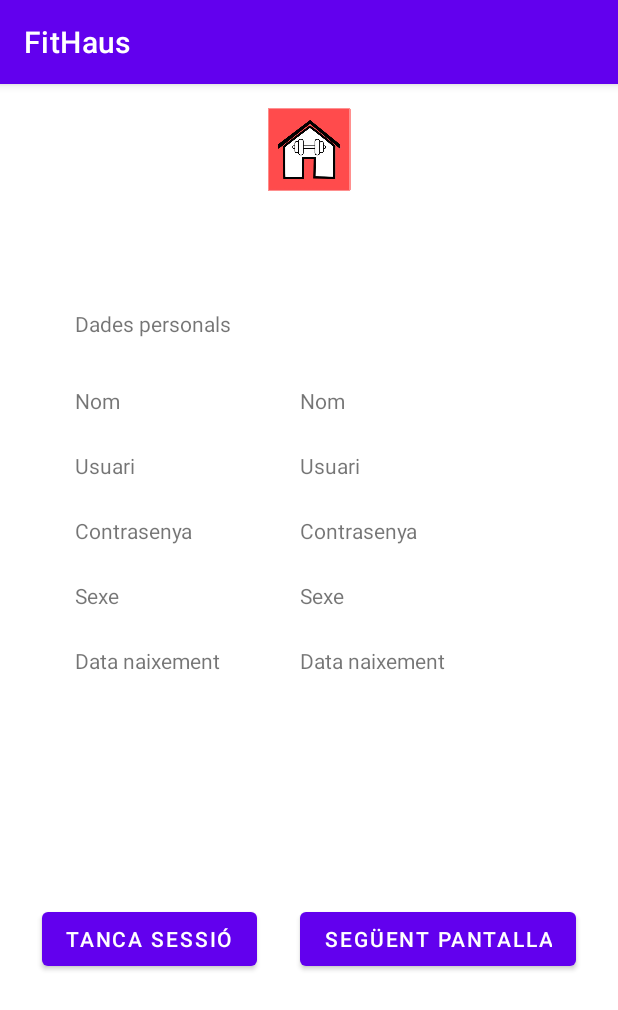
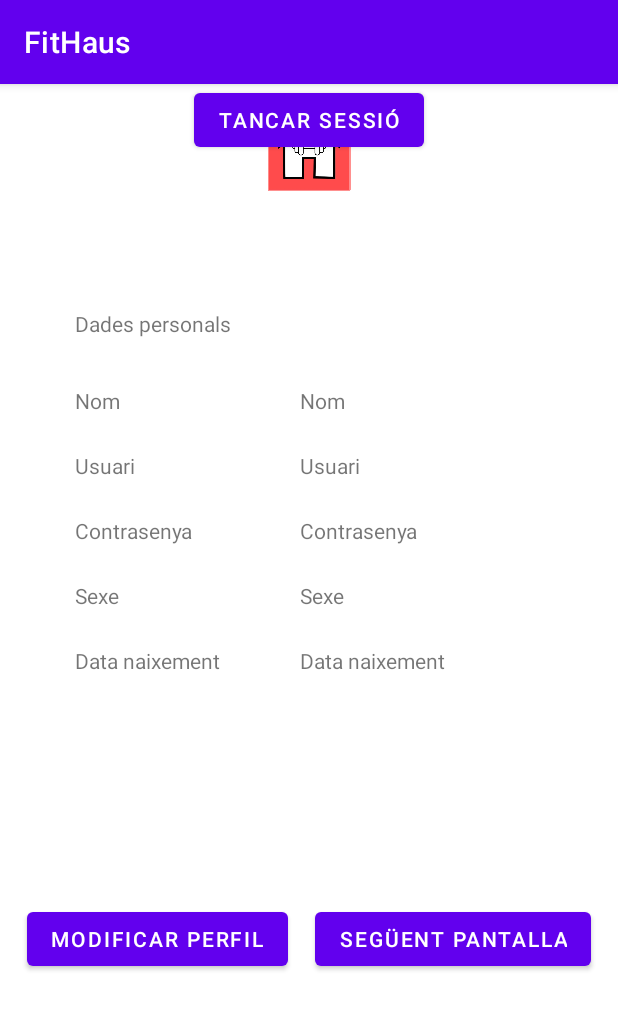
Before and after one commit to sergiii24/PES_FitHaus, an Android app: the screen it shows after launch (ConsultarPerfilActivity), on a phone screen of 412 x 824 dp. Shown: the top 1010 px of the screen. Run offline under Robolectric (Android 15) with nearby library versions, the phone set to English and light mode, and no system bars.

Commit message:
Segona versió de les 3 pantalles

```diff
--- a/app/src/main/res/layout/activity_consultar_perfil.xml
+++ b/app/src/main/res/layout/activity_consultar_perfil.xml
@@ -128,15 +128,24 @@
         android:text="@string/SegüentPantalla"
         app:layout_constraintBottom_toBottomOf="parent"
         app:layout_constraintEnd_toEndOf="parent"
-        app:layout_constraintStart_toEndOf="@+id/TancaSessio"
+        app:layout_constraintStart_toEndOf="@+id/ModificarPerfil"
         app:layout_constraintTop_toBottomOf="@+id/DataNaixement_bd"
         app:layout_constraintVertical_bias="0.466" />
 
     <Button
-        android:id="@+id/TancaSessio"
+        android:id="@+id/TancarSessio"
         android:layout_width="wrap_content"
         android:layout_height="wrap_content"
-        android:text="@string/TancaSessio"
+        android:text="@string/TancarSessio"
+        app:layout_constraintEnd_toEndOf="parent"
+        app:layout_constraintStart_toStartOf="parent"
+        tools:layout_editor_absoluteY="607dp" />
+
+    <Button
+        android:id="@+id/ModificarPerfil"
+        android:layout_width="wrap_content"
+        android:layout_height="wrap_content"
+        android:text="@string/ModificarPerfil"
         app:layout_constraintEnd_toStartOf="@+id/button"
         app:layout_constraintStart_toStartOf="parent"
         app:layout_constraintTop_toTopOf="@+id/button" />
--- a/app/src/main/res/values/strings.xml
+++ b/app/src/main/res/values/strings.xml
@@ -26,11 +26,12 @@
     <string name="Objectiu">Objectiu</string>
     <string name="CategoriesInterès">Categories d\'interès</string>
     <string name="Anterior_Pantalla">Anterior pantalla</string>
-    <string name="TancaSessio">Tanca sessió</string>
+    <string name="TancarSessio">Tancar sessió</string>
     <string name="DadesFísiques">Dades físiques</string>
     <string name="Pes">Pes</string>
     <string name="Alçada">Alçada</string>
     <string name="IMC">IMC</string>
     <string name="IGC">IGC</string>
     <string name="Històric">Històric</string>
+    <string name="ModificarPerfil">Modificar perfil</string>
 </resources>
```
Also changed, not shown: app/src/main/AndroidManifest.xml (+6 -4 lines).
